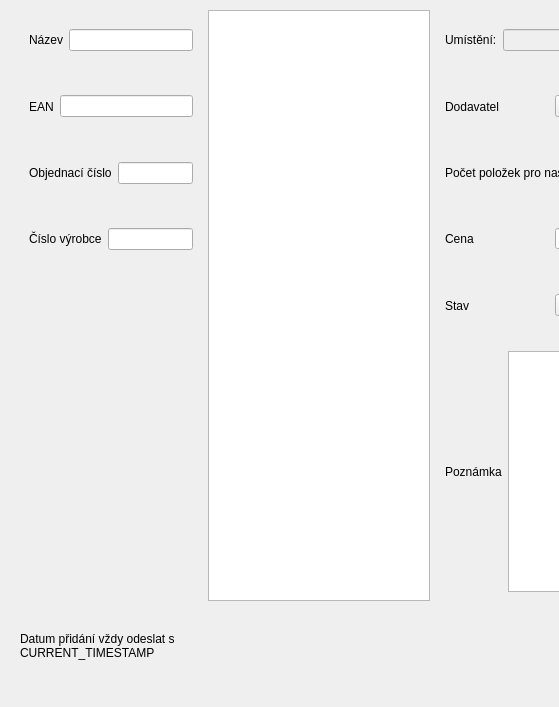
The window that PPPart/prijem_novy_1.ui (Vcpavel31/PPPart) describes before a commit, drawn with Qt 5; both pictures show x 0 to 559 and y 0 to 707 of the 1362 by 707 pixel window.
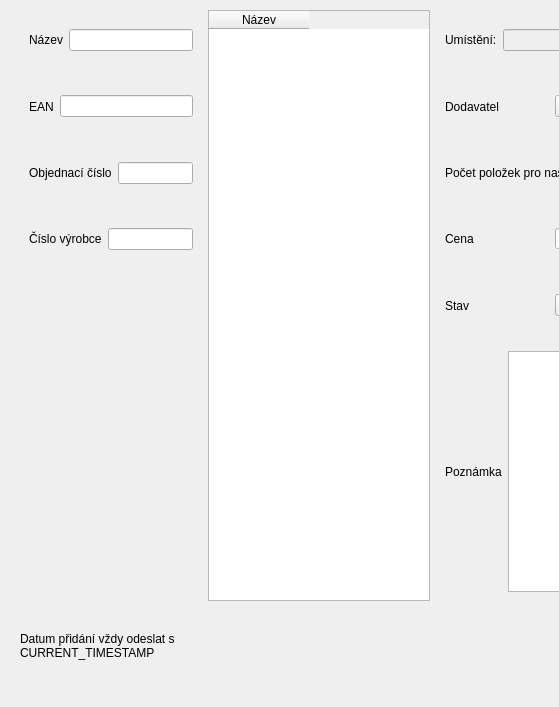
The same window after the commit.

Commit message:
Příjem
Příjem bez zobrazení dat ... připrava

The edit to the form file:
```diff
--- a/PPPart/prijem_novy_1.ui
+++ b/PPPart/prijem_novy_1.ui
@@ -614,7 +614,13 @@
      </widget>
     </item>
     <item row="0" column="1" rowspan="9">
-     <widget class="QListView" name="listView"/>
+     <widget class="QTableWidget" name="tableWidget">
+      <column>
+       <property name="text">
+        <string>Název</string>
+       </property>
+      </column>
+     </widget>
     </item>
    </layout>
   </widget>
```
Left out of the diff: 600 changed lines with no effect on the pictures. The commit also changes 1 other file.
